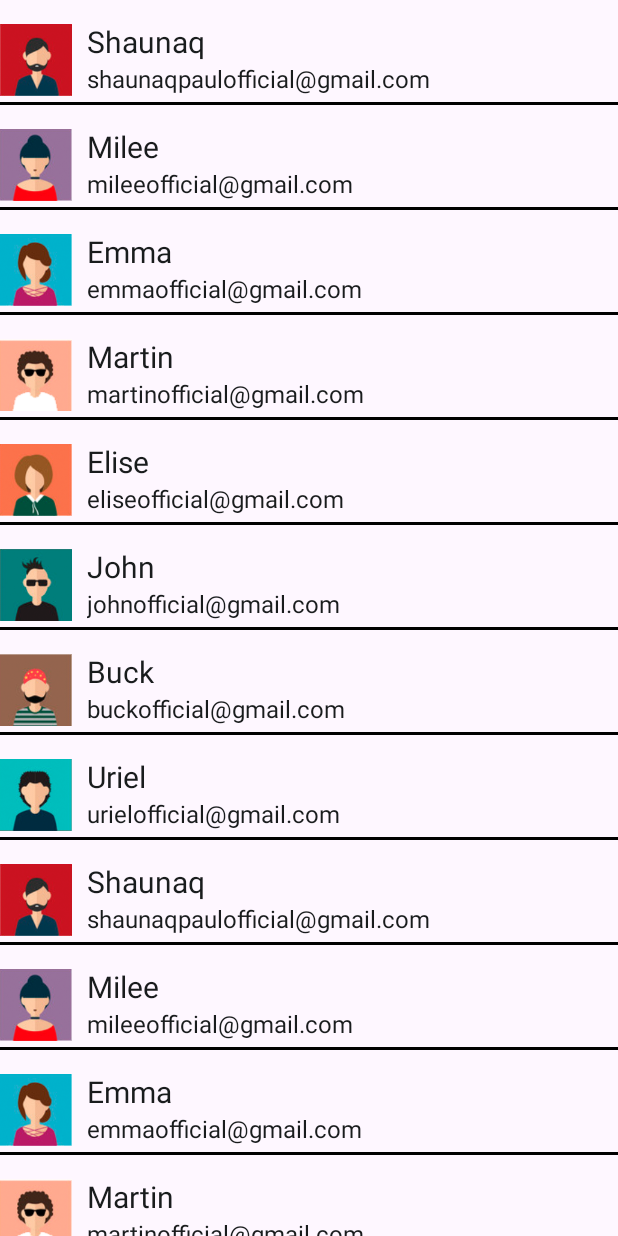
After one commit to Seanomatic123/VideoStreamingApp, an Android app: the RecyclerViewActivity screen opened directly, with no data from a screen before it, on a phone screen of 412 x 824 dp. The commit adds this screen. Run offline under Robolectric (Android 15) with nearby library versions, the phone set to English and light mode, and no system bars.

Commit message:
Add Recycler View

```diff
--- a/app/build.gradle
+++ b/app/build.gradle
@@ -18,7 +18,8 @@
 
     buildTypes {
         release {
-            minifyEnabled false
+            minifyEnabled true
+            shrinkResources true
             proguardFiles getDefaultProguardFile('proguard-android-optimize.txt'), 'proguard-rules.pro'
             signingConfig signingConfigs.debug
         }
@@ -34,6 +35,7 @@
     implementation 'androidx.appcompat:appcompat:1.6.1'
     implementation 'com.google.android.material:material:1.5.0'
     implementation 'androidx.constraintlayout:constraintlayout:2.1.4'
+    implementation 'androidx.recyclerview:recyclerview:1.3.0'
     testImplementation 'junit:junit:4.13.2'
     androidTestImplementation 'androidx.test.ext:junit:1.1.5'
     androidTestImplementation 'androidx.test.espresso:espresso-core:3.5.1'
@@ -42,10 +44,6 @@
     def banubaSdkVersion = "1.7.0"
     implementation "com.banuba.sdk:sdk_core:${banubaSdkVersion}"
     implementation "com.banuba.sdk:banuba_sdk_resources:${banubaSdkVersion}"
-
     implementation 'com.banuba.sdk.android:agora-extension:1.2.0'
-
     implementation 'io.agora.rtc:full-sdk:4.1.1'
-
-
 }
--- a/app/src/main/AndroidManifest.xml
+++ b/app/src/main/AndroidManifest.xml
@@ -20,6 +20,9 @@
         android:supportsRtl="true"
         android:theme="@style/Theme.VideoStreamingApp"
         tools:targetApi="31">
+        <activity
+            android:name=".RecyclerViewActivity"
+            android:exported="false" />
         <activity
             android:name=".LiveVideoChoiceActivity"
             android:exported="false" />
--- /dev/null
+++ b/app/src/main/java/com/example/videostreamingapp/Item.java
@@ -0,0 +1,37 @@
+package com.example.videostreamingapp;
+
+public class Item {
+    String name;
+    String email;
+    int image;
+
+    public Item(String name, String email, int image) {
+        this.name = name;
+        this.email = email;
+        this.image = image;
+    }
+
+    public String getName() {
+        return name;
+    }
+
+    public void setName(String name) {
+        this.name = name;
+    }
+
+    public String getEmail() {
+        return email;
+    }
+
+    public void setEmail(String email) {
+        this.email = email;
+    }
+
+    public int getImage() {
+        return image;
+    }
+
+    public void setImage(int image) {
+        this.image = image;
+    }
+}
--- a/app/src/main/java/com/example/videostreamingapp/MainActivity.java
+++ b/app/src/main/java/com/example/videostreamingapp/MainActivity.java
@@ -14,6 +14,8 @@
     private Button unlockVideo;
     private ImageButton liveVideoButton;
 
+    private Button recyclerViewButtonPress;
+
     @Override
     protected void onCreate(Bundle savedInstanceState) {
         super.onCreate(savedInstanceState);
@@ -27,7 +29,6 @@
             }
         });
 
-
         unlockVideo = (Button) findViewById(R.id.button);
         unlockVideo.setOnClickListener(new View.OnClickListener() {
             @Override
@@ -35,6 +36,13 @@
                 openUnlockVideoActivity();
             }
         });
+
+        recyclerViewButtonPress = (Button) findViewById(R.id.recyclerViewButton);
+        recyclerViewButtonPress.setOnClickListener(new View.OnClickListener() {
+            @Override
+            public void onClick(View v) { openRecyclerViewActivity();}
+        });
+
     }
 
     public void openUnlockVideoActivity() {
@@ -45,5 +53,8 @@
         Intent intent5 = new Intent(this, LiveVideoChoiceActivity.class);
         startActivity(intent5);
     }
-
+    public void openRecyclerViewActivity() {
+        Intent intent7 = new Intent(this, RecyclerViewActivity.class);
+        startActivity(intent7);
+    }
 }
--- /dev/null
+++ b/app/src/main/java/com/example/videostreamingapp/MyAdapter.java
@@ -0,0 +1,39 @@
+package com.example.videostreamingapp;
+
+import android.content.Context;
+import android.view.LayoutInflater;
+import android.view.ViewGroup;
+
+import androidx.annotation.NonNull;
+import androidx.recyclerview.widget.RecyclerView;
+
+import java.util.List;
+
+public class MyAdapter extends RecyclerView.Adapter<MyViewHolder> {
+
+    Context context;
+    List<Item> items;
+
+    public MyAdapter(Context context, List<Item> items) {
+        this.context = context;
+        this.items = items;
+    }
+
+    @NonNull
+    @Override
+    public MyViewHolder onCreateViewHolder(@NonNull ViewGroup parent, int viewType) {
+        return new MyViewHolder(LayoutInflater.from(context).inflate(R.layout.item_view,parent,false));
+    }
+
+    @Override
+    public void onBindViewHolder(@NonNull MyViewHolder holder, int position) {
+        holder.nameTextView.setText(items.get(position).getName());
+        holder.emailTextView.setText(items.get(position).getEmail());
+        holder.recyclerImageView.setImageResource(items.get(position).getImage());
+    }
+
+    @Override
+    public int getItemCount() {
+        return items.size();
+    }
+}
--- /dev/null
+++ b/app/src/main/java/com/example/videostreamingapp/MyViewHolder.java
@@ -0,0 +1,22 @@
+package com.example.videostreamingapp;
+
+import android.view.View;
+import android.widget.ImageView;
+import android.widget.TextView;
+
+import androidx.annotation.NonNull;
+import androidx.recyclerview.widget.RecyclerView;
+
+public class MyViewHolder extends RecyclerView.ViewHolder {
+
+    ImageView recyclerImageView;
+    TextView nameTextView;
+    TextView emailTextView;
+
+    public MyViewHolder(@NonNull View itemView) {
+        super(itemView);
+        recyclerImageView = itemView.findViewById(R.id.recyclerImageView);
+        nameTextView = itemView.findViewById(R.id.nameTextView);
+        emailTextView = itemView.findViewById(R.id.emailTextView);
+    }
+}
--- /dev/null
+++ b/app/src/main/java/com/example/videostreamingapp/RecyclerViewActivity.java
@@ -0,0 +1,50 @@
+package com.example.videostreamingapp;
+
+import androidx.appcompat.app.AppCompatActivity;
+import androidx.recyclerview.widget.LinearLayoutManager;
+import androidx.recyclerview.widget.RecyclerView;
+
+import android.os.Bundle;
+
+import java.util.ArrayList;
+import java.util.List;
+
+public class RecyclerViewActivity extends AppCompatActivity {
+
+    @Override
+    protected void onCreate(Bundle savedInstanceState) {
+        super.onCreate(savedInstanceState);
+        setContentView(R.layout.activity_recycler_view_activity);
+
+        RecyclerView recyclerView = findViewById(R.id.recyclerView);
+
+        List<Item> items = new ArrayList<Item>();
+        items.add(new Item("Shaunaq", "shaunaqpaulofficial@gmail.com", R.drawable.a));
+        items.add(new Item("Milee", "mileeofficial@gmail.com", R.drawable.b));
+        items.add(new Item("Emma", "emmaofficial@gmail.com", R.drawable.c));
+        items.add(new Item("Martin", "martinofficial@gmail.com", R.drawable.d));
+        items.add(new Item("Elise", "eliseofficial@gmail.com", R.drawable.e));
+        items.add(new Item("John", "johnofficial@gmail.com", R.drawable.f));
+        items.add(new Item("Buck", "buckofficial@gmail.com", R.drawable.g));
+        items.add(new Item("Uriel", "urielofficial@gmail.com", R.drawable.h));
+        items.add(new Item("Shaunaq", "shaunaqpaulofficial@gmail.com", R.drawable.a));
+        items.add(new Item("Milee", "mileeofficial@gmail.com", R.drawable.b));
+        items.add(new Item("Emma", "emmaofficial@gmail.com", R.drawable.c));
+        items.add(new Item("Martin", "martinofficial@gmail.com", R.drawable.d));
+        items.add(new Item("Elise", "eliseofficial@gmail.com", R.drawable.e));
+        items.add(new Item("John", "johnofficial@gmail.com", R.drawable.f));
+        items.add(new Item("Buck", "buckofficial@gmail.com", R.drawable.g));
+        items.add(new Item("Uriel", "urielofficial@gmail.com", R.drawable.h));
+        items.add(new Item("Shaunaq", "shaunaqpaulofficial@gmail.com", R.drawable.a));
+        items.add(new Item("Milee", "mileeofficial@gmail.com", R.drawable.b));
+        items.add(new Item("Emma", "emmaofficial@gmail.com", R.drawable.c));
+        items.add(new Item("Martin", "martinofficial@gmail.com", R.drawable.d));
+        items.add(new Item("Elise", "eliseofficial@gmail.com", R.drawable.e));
+        items.add(new Item("John", "johnofficial@gmail.com", R.drawable.f));
+        items.add(new Item("Buck", "buckofficial@gmail.com", R.drawable.g));
+        items.add(new Item("Uriel", "urielofficial@gmail.com", R.drawable.h));
+
+        recyclerView.setLayoutManager(new LinearLayoutManager(this));
+        recyclerView.setAdapter(new MyAdapter(getApplicationContext(), items));
+    }
+}
--- a/app/src/main/res/layout/activity_main.xml
+++ b/app/src/main/res/layout/activity_main.xml
@@ -104,7 +104,7 @@
 
         <TextView
             android:id="@+id/textView3"
-            android:layout_width="180dp"
+            android:layout_width="110dp"
             android:layout_height="21dp"
             android:fontFamily="@font/noir_pro_regular"
             android:text="\u0040arlene_47"
@@ -112,7 +112,7 @@
             android:textSize="12sp"
             app:layout_constraintBottom_toBottomOf="@+id/imageavatar1"
             app:layout_constraintEnd_toEndOf="parent"
-            app:layout_constraintHorizontal_bias="0.107"
+            app:layout_constraintHorizontal_bias="0.07"
             app:layout_constraintStart_toEndOf="@+id/imageavatar1"
             app:layout_constraintTop_toTopOf="@+id/imageavatar1" />
 
@@ -511,6 +511,16 @@
             app:srcCompat="@android:drawable/ic_media_play"
             app:tint="#542dc3"/>
 
+        <Button
+            android:id="@+id/recyclerViewButton"
+            android:layout_width="60dp"
+            android:layout_height="60dp"
+            android:text="L"
+            android:backgroundTint="@color/yellowbutton"
+            app:layout_constraintBottom_toBottomOf="@+id/livevideobutton1"
+            app:layout_constraintEnd_toStartOf="@+id/livevideobutton1"
+            app:layout_constraintTop_toTopOf="@+id/livevideobutton1" />
+
     </androidx.constraintlayout.widget.ConstraintLayout>
 
 </ScrollView>
--- /dev/null
+++ b/app/src/main/res/layout/activity_recycler_view_activity.xml
@@ -0,0 +1,26 @@
+<?xml version="1.0" encoding="utf-8"?>
+<RelativeLayout xmlns:android="http://schemas.android.com/apk/res/android"
+    xmlns:app="http://schemas.android.com/apk/res-auto"
+    xmlns:tools="http://schemas.android.com/tools"
+    android:layout_width="match_parent"
+    android:layout_height="match_parent"
+    tools:context=".RecyclerViewActivity">
+
+
+<!--    <TextView-->
+<!--        android:id="@+id/headerView"-->
+<!--        android:layout_width="match_parent"-->
+<!--        android:layout_height="50dp"-->
+<!--        android:text="Recycler View Test"-->
+<!--        android:textSize="28dp"-->
+<!--        android:gravity="center"/>-->
+
+    <androidx.recyclerview.widget.RecyclerView
+        android:id="@+id/recyclerView"
+        android:layout_width="match_parent"
+        android:layout_height="match_parent"/>
+
+
+
+
+</RelativeLayout>
--- /dev/null
+++ b/app/src/main/res/layout/item_view.xml
@@ -0,0 +1,41 @@
+<?xml version="1.0" encoding="utf-8"?>
+<RelativeLayout xmlns:android="http://schemas.android.com/apk/res/android"
+    android:layout_width="match_parent"
+    android:layout_height="wrap_content"
+    android:layout_marginTop="10dp">
+
+    <ImageView
+        android:layout_width="48dp"
+        android:layout_height="48dp"
+        android:id="@+id/recyclerImageView"
+        android:layout_marginRight="10dp"
+        android:layout_centerVertical="true"/>
+
+    <TextView
+        android:layout_width="match_parent"
+        android:layout_height="wrap_content"
+        android:id="@+id/nameTextView"
+        android:text="Name"
+        android:textSize="20dp"
+        android:layout_marginTop="4dp"
+        android:textColor="@color/blacktext"
+        android:layout_toEndOf="@id/recyclerImageView"/>
+
+    <TextView
+        android:layout_width="match_parent"
+        android:layout_height="wrap_content"
+        android:id="@+id/emailTextView"
+        android:text="email@email.com"
+        android:textSize="16dp"
+        android:textColor="@color/blacktext"
+        android:layout_toEndOf="@id/recyclerImageView"
+        android:layout_below="@id/nameTextView"/>
+
+    <LinearLayout
+        android:layout_width="match_parent"
+        android:layout_height="2dp"
+        android:layout_below="@id/recyclerImageView"
+        android:background="@color/black"
+        android:layout_marginTop="10dp"/>
+
+</RelativeLayout>
```
Also changed, not shown: app/src/main/res/drawable/a.png (added), app/src/main/res/drawable/b.png (added), app/src/main/res/drawable/c.png (added), app/src/main/res/drawable/d.png (added), app/src/main/res/drawable/e.png (added), app/src/main/res/drawable/f.png (added), app/src/main/res/drawable/g.png (added), app/src/main/res/drawable/h.png (added).
